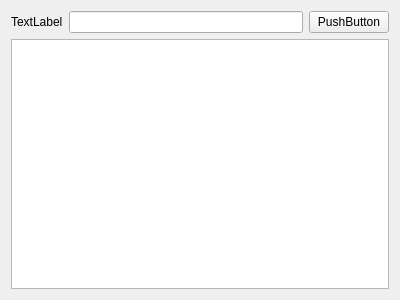
Above: TextFinder.ui from forexample/qt-cmake before the change. Below: the same form after it.
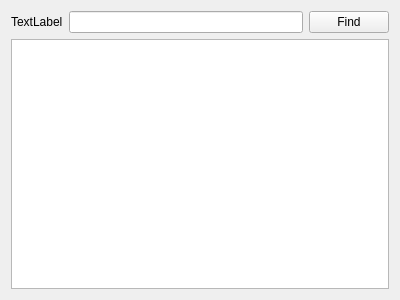
That is the form after the change.

Diff of the .ui file:
```diff
--- a/TextFinder.ui
+++ b/TextFinder.ui
@@ -29,7 +29,7 @@
      <item>
       <widget class="QPushButton" name="button_find">
        <property name="text">
-        <string>PushButton</string>
+        <string>Find</string>
        </property>
       </widget>
      </item>
```
